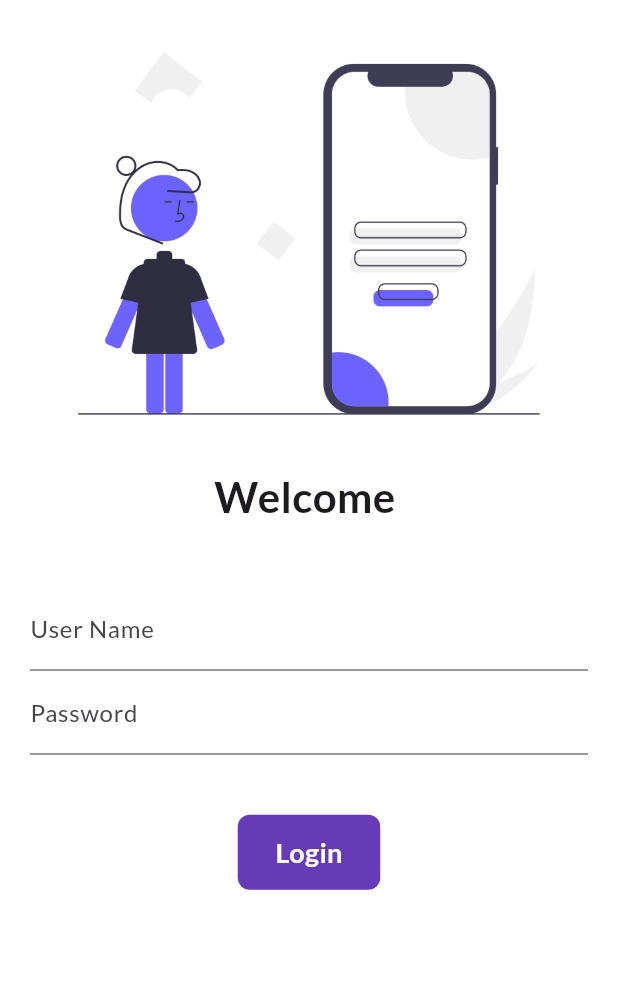
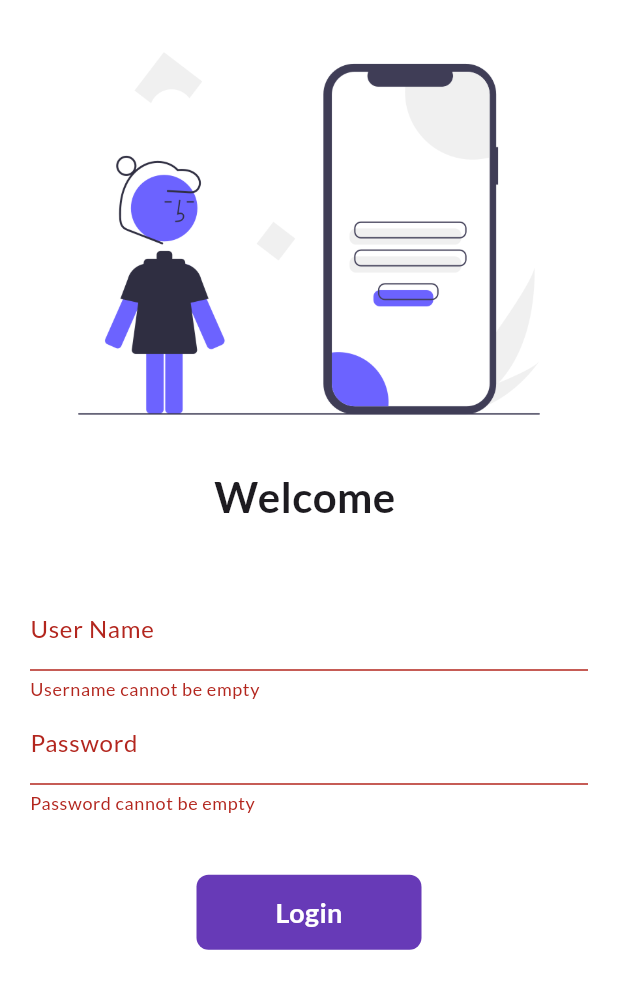
Before and after one commit to parth0075/Flutter-Learning, a Flutter app: the screen it shows after launch, after a tap on "Login", on a phone screen of 412 x 824 dp. Shown: the top 989 px of the screen. Run offline on Flutter 3.47's test engine with Material 3 defaults, Android fonts, the phone set to English and light mode, and no system bars; our stand-ins replace google_fonts.

Commit message:
learned about form,validaing form fields and REPL effect in common column to bind multiple children.
customer function handler and validating form on click handler

```diff
--- a/lib/pages/login_page.dart
+++ b/lib/pages/login_page.dart
@@ -11,11 +11,30 @@ class Login extends StatefulWidget {
 class _LoginState extends State<Login> {
   String name = "";
   bool changeButton = false;
+
+  final _formKey = GlobalKey<FormState>();
+
+  moveToHome(BuildContext context) async {
+    if (_formKey.currentState!.validate()) {
+      setState(() {
+        changeButton = true;
+      });
+
+      await Future.delayed(Duration(seconds: 1));
+      Navigator.pushNamed(context, MyRoutes.homeRoute);
+      setState(() {
+        changeButton = false;
+      });
+    }
+  }
+
   @override
   Widget build(BuildContext context) {
     return Material(
         color: Colors.white,
         child: SingleChildScrollView(
+            child: Form(
+                key: _formKey,
                 child: Column(
                   children: [
                     Image.asset(
@@ -24,7 +43,8 @@ class _LoginState extends State<Login> {
                     ),
                     Text(
                       "Welcome $name",
-              style: TextStyle(fontSize: 28, fontWeight: FontWeight.bold),
+                      style:
+                          TextStyle(fontSize: 28, fontWeight: FontWeight.bold),
                     ),
                     SizedBox(
                       height: 20.0,
@@ -41,57 +61,56 @@ class _LoginState extends State<Login> {
                                 name = value;
                                 setState(() {});
                               },
+                              validator: (value) {
+                                if (value!.isEmpty) {
+                                  return "Username cannot be empty";
+                                }
+                                return null;
+                              },
                             ),
                             TextFormField(
                               obscureText: true,
                               decoration: InputDecoration(
                                   hintText: "Please Enter Your Password",
                                   labelText: "Password"),
+                              validator: (value) {
+                                if (value!.isEmpty) {
+                                  return "Password cannot be empty";
+                                } else if (value.length < 6) {
+                                  return "Password length must be at least 6 characters";
+                                }
+                                return null;
+                              },
                             ),
                             SizedBox(
                               height: 40.0,
                             ),
-                    // ElevatedButton(
-                    //   onPressed: () {
-                    //     Navigator.pushNamed(context, MyRoutes.homeRoute);
-                    //     print("Hiii");
-                    //   },
-                    //   style: TextButton.styleFrom(
-                    //     minimumSize: Size(150, 30),
-                    //   ),
-                    //   child: Text(
-                    //     "Login",
-                    //     style: TextStyle(
-                    //         fontSize: 25, backgroundColor: Colors.blue),
-                    //   ),
-                    // )
-                    InkWell(
-                        onTap:  () async {
-                          setState(() {
-                            changeButton = true;
-                          });
-
-                          await Future.delayed(Duration(seconds: 2));
-                          Navigator.pushNamed(context, MyRoutes.homeRoute);
-                        },
+                            Material(
+                                color: Colors.deepPurple,
+                                borderRadius: BorderRadius.circular(
+                                    changeButton ? 50 : 8),
+                                child: InkWell(
+                                    splashColor: Colors.red,
+                                    onTap: () => moveToHome(context),
                                     child: AnimatedContainer(
                                       duration: Duration(seconds: 2),
-                          width: changeButton ? 50 : 150,
+                                      width: 150,
                                       height: 50,
                                       alignment: Alignment.center,
-                          decoration: BoxDecoration(
-                            borderRadius: BorderRadius.circular(8),
-                            color: Colors.deepPurple,
-                          ),
-                          child: Text("Login",
+                                      child: changeButton
+                                          ? Icon(
+                                              Icons.done,
+                                              color: Colors.white,
+                                            )
+                                          : Text("Login",
                                               style: TextStyle(
                                                   color: Colors.white,
                                                   fontWeight: FontWeight.bold,
                                                   fontSize: 18)),
-                        ))
+                                    )))
                           ],
                         ))
                   ],
-        )));
+                ))));
   }
 }
```
Lines whose indentation alone changed are shown as unchanged.
